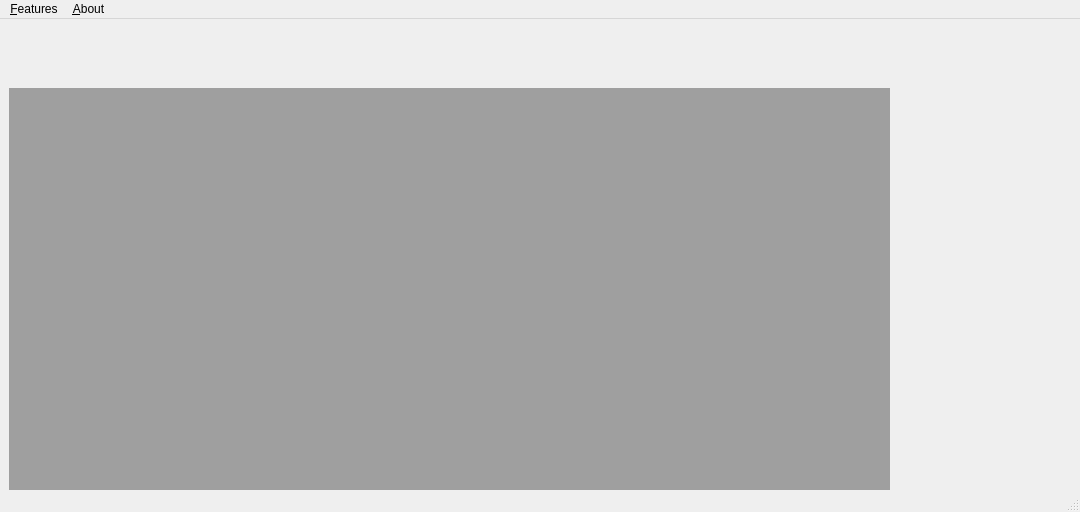
Old version of the form app/ui/main_window.ui in the repository HansBug/dgdvapp.
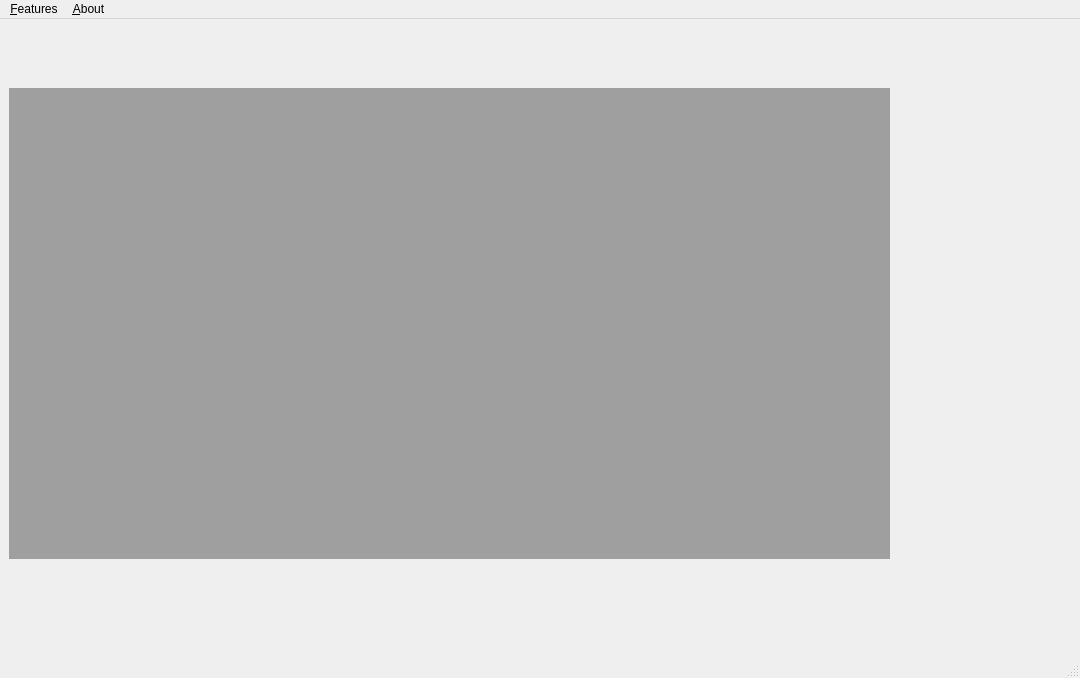
New version of the form.

The edit to the form file:
```diff
--- a/app/ui/main_window.ui
+++ b/app/ui/main_window.ui
@@ -7,7 +7,7 @@
     <x>0</x>
     <y>0</y>
     <width>1080</width>
-    <height>512</height>
+    <height>678</height>
    </rect>
   </property>
   <property name="windowTitle">
```
